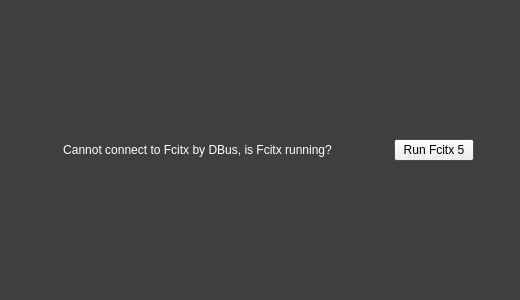
First picture: the form in src/lib/configwidgetslib/erroroverlay.ui, repository fcitx/fcitx5-configtool, before the edit.
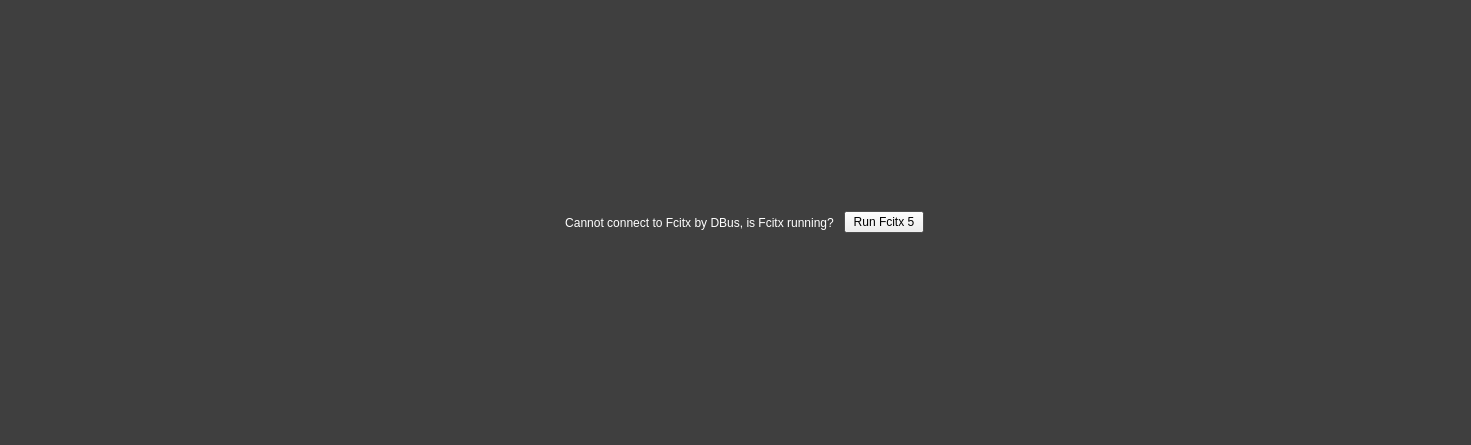
Second picture: the form after the edit. Icons and pictures are not drawn.

Commit message: Set the icon in UI file.

Diff of the .ui file:
```diff
--- a/src/lib/configwidgetslib/erroroverlay.ui
+++ b/src/lib/configwidgetslib/erroroverlay.ui
@@ -6,8 +6,8 @@
    <rect>
     <x>0</x>
     <y>0</y>
-    <width>520</width>
-    <height>300</height>
+    <width>1471</width>
+    <height>445</height>
    </rect>
   </property>
   <property name="palette">
@@ -49,15 +49,6 @@
        </color>
       </brush>
      </colorrole>
-     <colorrole role="PlaceholderText">
-      <brush brushstyle="NoBrush">
-       <color alpha="128">
-        <red>255</red>
-        <green>255</green>
-        <blue>255</blue>
-       </color>
-      </brush>
-     </colorrole>
     </active>
     <inactive>
      <colorrole role="WindowText">
@@ -96,15 +87,6 @@
        </color>
       </brush>
      </colorrole>
-     <colorrole role="PlaceholderText">
-      <brush brushstyle="NoBrush">
-       <color alpha="128">
-        <red>255</red>
-        <green>255</green>
-        <blue>255</blue>
-       </color>
-      </brush>
-     </colorrole>
     </inactive>
     <disabled>
      <colorrole role="WindowText">
@@ -143,15 +125,6 @@
        </color>
       </brush>
      </colorrole>
-     <colorrole role="PlaceholderText">
-      <brush brushstyle="NoBrush">
-       <color alpha="128">
-        <red>255</red>
-        <green>255</green>
-        <blue>255</blue>
-       </color>
-      </brush>
-     </colorrole>
     </disabled>
    </palette>
   </property>
@@ -198,26 +171,6 @@
      </property>
     </widget>
    </item>
-   <item>
-    <spacer name="horizontalSpacer_2">
-     <property name="orientation">
-      <enum>Qt::Horizontal</enum>
-     </property>
-     <property name="sizeHint" stdset="0">
-      <size>
-       <width>40</width>
-       <height>20</height>
-      </size>
-     </property>
-    </spacer>
-   </item>
-   <item>
-    <widget class="QLabel" name="runFcitxLabel">
-     <property name="text">
-      <string/>
-     </property>
-    </widget>
-   </item>
    <item>
     <widget class="QPushButton" name="runFcitxButton">
      <property name="text">
```
Left out of the diff: 3 changed lines with no effect on the pictures. The commit also changes 1 other file.
